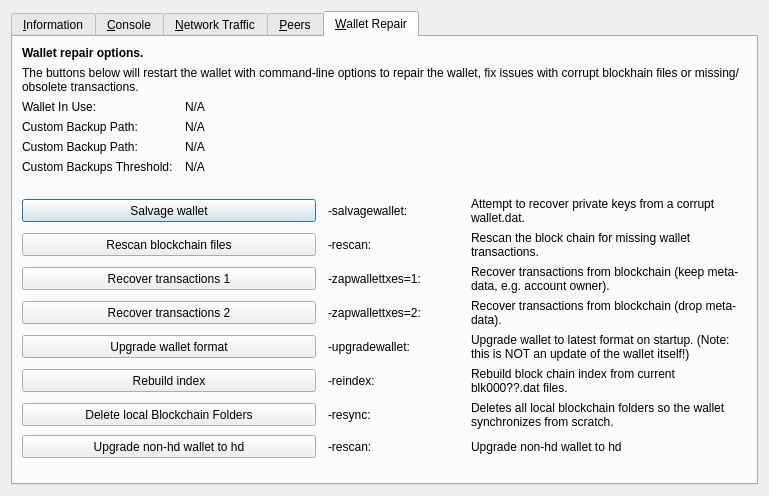
Qt form src/qt/forms/rpcconsole.ui (digiwage/digiwage) before a commit.
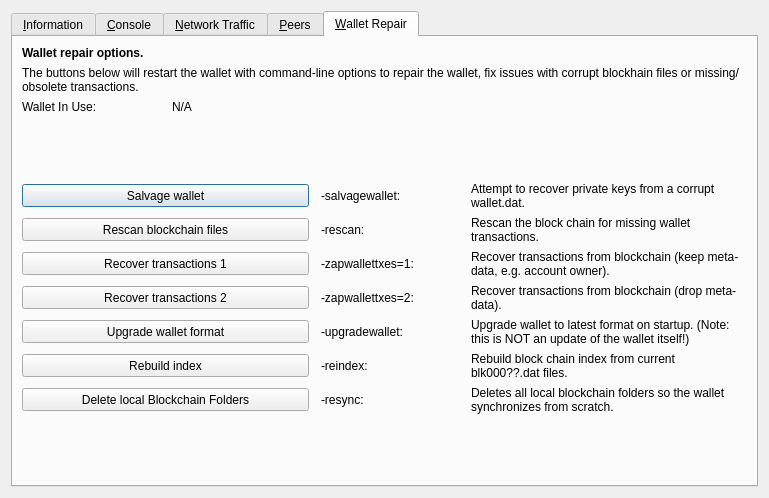
The same form after that commit. The open tabs and pages were chosen to show the change. Icons and pictures are not drawn. Custom widgets are drawn as their Qt base class.

Commit message: first push to official repo

Diff of the .ui file:
```diff
--- a/src/qt/forms/rpcconsole.ui
+++ b/src/qt/forms/rpcconsole.ui
@@ -7,7 +7,7 @@
     <x>0</x>
     <y>0</y>
     <width>769</width>
-    <height>496</height>
+    <height>498</height>
    </rect>
   </property>
   <property name="windowTitle">
@@ -1299,93 +1299,6 @@
         </widget>
        </item>
        <item row="3" column="0">
-        <widget class="QLabel" name="wallet_custombackuppath_label">
-         <property name="visible">
-          <bool>false</bool>
-         </property>
-         <property name="text">
-          <string>Custom Backup Path:</string>
-         </property>
-        </widget>
-       </item>
-       <item row="3" column="1" colspan="3">
-        <widget class="QLabel" name="wallet_custombackuppath">
-         <property name="cursor">
-          <cursorShape>IBeamCursor</cursorShape>
-         </property>
-         <property name="visible">
-          <bool>false</bool>
-         </property>
-         <property name="text">
-          <string>N/A</string>
-         </property>
-         <property name="textFormat">
-          <enum>Qt::PlainText</enum>
-         </property>
-         <property name="textInteractionFlags">
-          <set>Qt::LinksAccessibleByMouse|Qt::TextSelectableByKeyboard|Qt::TextSelectableByMouse</set>
-         </property>
-        </widget>
-       </item>
-       <item row="4" column="0">
-        <widget class="QLabel" name="wallet_customzpivbackuppath_label">
-         <property name="visible">
-          <bool>false</bool>
-         </property>
-         <property name="text">
-          <string>Custom Backup Path:</string>
-         </property>
-        </widget>
-       </item>
-       <item row="4" column="1" colspan="3">
-        <widget class="QLabel" name="wallet_customzpivbackuppath">
-         <property name="cursor">
-          <cursorShape>IBeamCursor</cursorShape>
-         </property>
-         <property name="visible">
-          <bool>false</bool>
-         </property>
-         <property name="text">
-          <string>N/A</string>
-         </property>
-         <property name="textFormat">
-          <enum>Qt::PlainText</enum>
-         </property>
-         <property name="textInteractionFlags">
-          <set>Qt::LinksAccessibleByMouse|Qt::TextSelectableByKeyboard|Qt::TextSelectableByMouse</set>
-         </property>
-        </widget>
-       </item>
-       <item row="5" column="0">
-        <widget class="QLabel" name="wallet_custombackupthreshold_label">
-         <property name="visible">
-          <bool>false</bool>
-         </property>
-         <property name="text">
-          <string>Custom Backups Threshold:</string>
-         </property>
-        </widget>
-       </item>
-       <item row="5" column="1" colspan="3">
-        <widget class="QLabel" name="wallet_custombackupthreshold">
-         <property name="cursor">
-          <cursorShape>IBeamCursor</cursorShape>
-         </property>
-         <property name="visible">
-          <bool>false</bool>
-         </property>
-         <property name="text">
-          <string>N/A</string>
-         </property>
-         <property name="textFormat">
-          <enum>Qt::PlainText</enum>
-         </property>
-         <property name="textInteractionFlags">
-          <set>Qt::LinksAccessibleByMouse|Qt::TextSelectableByKeyboard|Qt::TextSelectableByMouse</set>
-         </property>
-        </widget>
-       </item>
-       <item row="6" column="0">
         <spacer name="verticalSpacer_repair1">
          <property name="orientation">
           <enum>Qt::Vertical</enum>
@@ -1398,7 +1311,7 @@
          </property>
         </spacer>
        </item>
-       <item row="7" column="0" colspan="2">
+       <item row="4" column="0" colspan="2">
         <widget class="QPushButton" name="btn_salvagewallet">
          <property name="minimumSize">
           <size>
@@ -1411,14 +1324,14 @@
          </property>
         </widget>
        </item>
-       <item row="7" column="2">
+       <item row="4" column="2">
         <widget class="QLabel" name="label_repair_salvage_command">
          <property name="text">
           <string notr="true">-salvagewallet:</string>
          </property>
         </widget>
        </item>
-       <item row="7" column="3">
+       <item row="4" column="3">
         <widget class="QLabel" name="label_repair_salvage">
          <property name="text">
           <string>Attempt to recover private keys from a corrupt wallet.dat.</string>
@@ -1428,7 +1341,7 @@
          </property>
         </widget>
        </item>
-       <item row="8" column="0" colspan="2">
+       <item row="5" column="0" colspan="2">
         <widget class="QPushButton" name="btn_rescan">
          <property name="minimumSize">
           <size>
@@ -1441,14 +1354,14 @@
          </property>
         </widget>
        </item>
-       <item row="8" column="2">
+       <item row="5" column="2">
         <widget class="QLabel" name="label_repair_rescan_command">
          <property name="text">
           <string notr="true">-rescan:</string>
          </property>
         </widget>
        </item>
-       <item row="8" column="3">
+       <item row="5" column="3">
         <widget class="QLabel" name="label_repair_rescan">
          <property name="text">
           <string>Rescan the block chain for missing wallet transactions.</string>
@@ -1458,7 +1371,7 @@
          </property>
         </widget>
        </item>
-       <item row="9" column="0" colspan="2">
+       <item row="6" column="0" colspan="2">
         <widget class="QPushButton" name="btn_zapwallettxes1">
          <property name="minimumSize">
           <size>
@@ -1471,14 +1384,14 @@
          </property>
         </widget>
        </item>
-       <item row="9" column="2">
+       <item row="6" column="2">
         <widget class="QLabel" name="label_repair_zap1_command">
          <property name="text">
           <string notr="true">-zapwallettxes=1:</string>
          </property>
         </widget>
        </item>
-       <item row="9" column="3">
+       <item row="6" column="3">
         <widget class="QLabel" name="label_repair_zap1">
          <property name="text">
           <string>Recover transactions from blockchain (keep meta-data, e.g. account owner).</string>
@@ -1488,7 +1401,7 @@
          </property>
         </widget>
        </item>
-       <item row="10" column="0" colspan="2">
+       <item row="7" column="0" colspan="2">
         <widget class="QPushButton" name="btn_zapwallettxes2">
          <property name="minimumSize">
           <size>
@@ -1501,14 +1414,14 @@
          </property>
         </widget>
        </item>
-       <item row="10" column="2">
+       <item row="7" column="2">
         <widget class="QLabel" name="label_repair_zap2_command">
          <property name="text">
           <string notr="true">-zapwallettxes=2:</string>
          </property>
         </widget>
        </item>
-       <item row="10" column="3">
+       <item row="7" column="3">
         <widget class="QLabel" name="label_repair_zap2">
          <property name="text">
           <string>Recover transactions from blockchain (drop meta-data).</string>
@@ -1518,7 +1431,7 @@
          </property>
         </widget>
        </item>
-       <item row="11" column="0" colspan="2">
+       <item row="8" column="0" colspan="2">
         <widget class="QPushButton" name="btn_upgradewallet">
          <property name="minimumSize">
           <size>
@@ -1531,14 +1444,14 @@
          </property>
         </widget>
        </item>
-       <item row="11" column="2">
+       <item row="8" column="2">
         <widget class="QLabel" name="label_repair_upgrade_command">
          <property name="text">
           <string notr="true">-upgradewallet:</string>
          </property>
         </widget>
        </item>
-       <item row="11" column="3">
+       <item row="8" column="3">
         <widget class="QLabel" name="label_repair_upgrade">
          <property name="text">
           <string>Upgrade wallet to latest format on startup. (Note: this is NOT an update of the wallet itself!)</string>
@@ -1548,7 +1461,7 @@
          </property>
         </widget>
        </item>
-       <item row="12" column="0" colspan="2">
+       <item row="9" column="0" colspan="2">
         <widget class="QPushButton" name="btn_reindex">
          <property name="minimumSize">
           <size>
@@ -1561,14 +1474,14 @@
          </property>
         </widget>
        </item>
-       <item row="12" column="2">
+       <item row="9" column="2">
         <widget class="QLabel" name="label_repair_reindex_command">
          <property name="text">
           <string notr="true">-reindex:</string>
          </property>
         </widget>
        </item>
-       <item row="12" column="3">
+       <item row="9" column="3">
         <widget class="QLabel" name="label_repair_reindex">
          <property name="text">
           <string>Rebuild block chain index from current blk000??.dat files.</string>
@@ -1578,7 +1491,7 @@
          </property>
         </widget>
        </item>
-       <item row="13" column="0" colspan="2">
+       <item row="10" column="0" colspan="2">
         <widget class="QPushButton" name="btn_resync">
          <property name="minimumSize">
           <size>
@@ -1591,14 +1504,14 @@
          </property>
         </widget>
        </item>
-       <item row="13" column="2">
+       <item row="10" column="2">
         <widget class="QLabel" name="label_repair_resync_command">
          <property name="text">
           <string>-resync:</string>
          </property>
         </widget>
        </item>
-       <item row="13" column="3">
+       <item row="10" column="3">
         <widget class="QLabel" name="label_repair_resync">
          <property name="text">
           <string>Deletes all local blockchain folders so the wallet synchronizes from scratch.</string>
@@ -1608,37 +1521,7 @@
          </property>
         </widget>
        </item>
-       <item row="14" column="0" colspan="2">
-        <widget class="QPushButton" name="btn_convert_to_hd_Wallet">
-         <property name="minimumSize">
-          <size>
-           <width>100</width>
-           <height>23</height>
-          </size>
-         </property>
-         <property name="text">
-          <string>Upgrade non-hd wallet to hd</string>
-         </property>
-        </widget>
-       </item>
-       <item row="14" column="2">
-        <widget class="QLabel" name="label_convert_to_hd_Wallet_command">
-         <property name="text">
-          <string>-rescan:</string>
-         </property>
-        </widget>
-       </item>
-       <item row="14" column="3">
-        <widget class="QLabel" name="label_convert_to_hd_Wallet">
-         <property name="text">
-          <string>Upgrade non-hd wallet to hd</string>
-         </property>
-         <property name="wordWrap">
-          <bool>true</bool>
-         </property>
-        </widget>
-       </item>
-       <item row="15" column="0">
+       <item row="11" column="0">
         <spacer name="verticalSpacer_repair2">
          <property name="orientation">
           <enum>Qt::Vertical</enum>
```
Left out of the diff: 127 changed lines with no effect on the pictures. The commit also changes 2747 other files.
